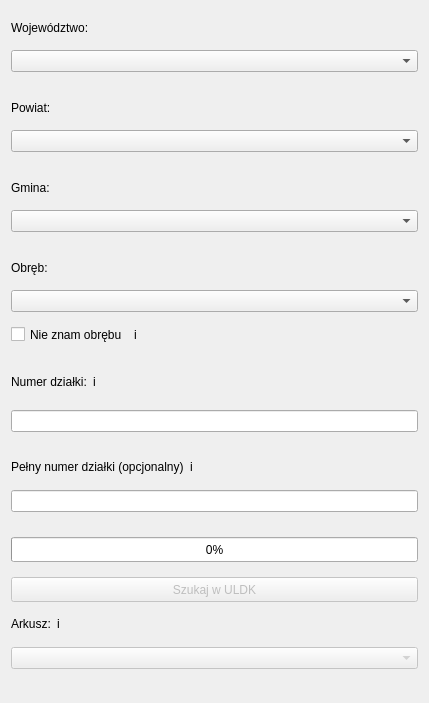
Before: the Qt Designer form gissupport_plugin/modules/uldk/modules/teryt_search/main_base.ui in gis-support/gis-support-plugin, drawn with Qt 5.
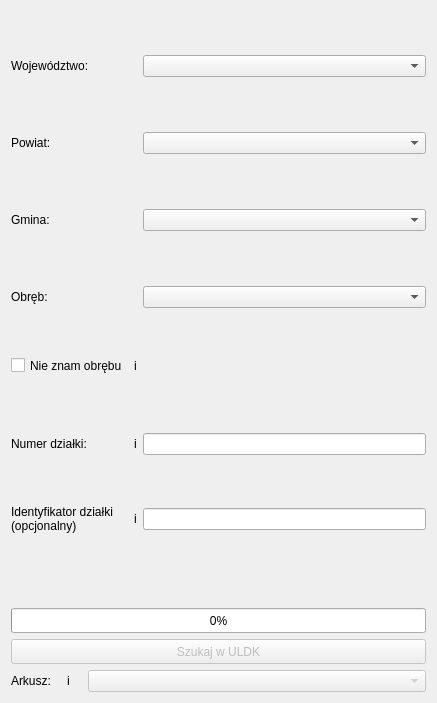
After: the same form once the commit is applied.

Diff of the .ui file:
```diff
--- a/gissupport_plugin/modules/uldk/modules/teryt_search/main_base.ui
+++ b/gissupport_plugin/modules/uldk/modules/teryt_search/main_base.ui
@@ -6,10 +6,16 @@
    <rect>
     <x>0</x>
     <y>0</y>
-    <width>429</width>
+    <width>437</width>
     <height>703</height>
    </rect>
   </property>
+  <property name="maximumSize">
+   <size>
+    <width>16777215</width>
+    <height>16777215</height>
+   </size>
+  </property>
   <property name="windowTitle">
    <string>Frame</string>
   </property>
@@ -24,23 +30,9 @@
   </property>
   <layout class="QVBoxLayout" name="verticalLayout">
    <item>
-    <widget class="QLabel" name="label_province">
-     <property name="maximumSize">
-      <size>
-       <width>16777215</width>
-       <height>15</height>
-      </size>
-     </property>
-     <property name="text">
-      <string>Województwo:</string>
-     </property>
-    </widget>
-   </item>
-   <item>
-    <widget class="QComboBox" name="combobox_province"/>
-   </item>
-   <item>
-    <spacer name="verticalSpacer_5">
+    <layout class="QGridLayout" name="gridLayout">
+     <item row="7" column="2">
+      <spacer name="verticalSpacer_3">
      <property name="orientation">
       <enum>Qt::Vertical</enum>
      </property>
@@ -50,12 +42,12 @@
      <property name="sizeHint" stdset="0">
       <size>
        <width>20</width>
-       <height>13</height>
+         <height>5</height>
       </size>
      </property>
     </spacer>
    </item>
-   <item>
+     <item row="4" column="0">
     <widget class="QLabel" name="label_county">
      <property name="maximumSize">
       <size>
@@ -68,101 +60,26 @@
      </property>
     </widget>
    </item>
-   <item>
-    <widget class="QComboBox" name="combobox_county"/>
-   </item>
-   <item>
-    <spacer name="verticalSpacer_4">
+     <item row="5" column="2">
+      <spacer name="verticalSpacer_2">
      <property name="orientation">
       <enum>Qt::Vertical</enum>
      </property>
      <property name="sizeType">
-      <enum>QSizePolicy::Maximum</enum>
+        <enum>QSizePolicy::Minimum</enum>
      </property>
      <property name="sizeHint" stdset="0">
       <size>
        <width>20</width>
-       <height>13</height>
+         <height>5</height>
       </size>
      </property>
     </spacer>
    </item>
-   <item>
-    <widget class="QLabel" name="label_municipality">
-     <property name="maximumSize">
-      <size>
-       <width>16777215</width>
-       <height>15</height>
-      </size>
-     </property>
-     <property name="text">
-      <string>Gmina:</string>
-     </property>
-    </widget>
-   </item>
-   <item>
+     <item row="6" column="2">
     <widget class="QComboBox" name="combobox_municipality"/>
    </item>
-   <item>
-    <spacer name="verticalSpacer_3">
-     <property name="orientation">
-      <enum>Qt::Vertical</enum>
-     </property>
-     <property name="sizeType">
-      <enum>QSizePolicy::Maximum</enum>
-     </property>
-     <property name="sizeHint" stdset="0">
-      <size>
-       <width>20</width>
-       <height>13</height>
-      </size>
-     </property>
-    </spacer>
-   </item>
-   <item>
-    <widget class="QLabel" name="label_precinct">
-     <property name="maximumSize">
-      <size>
-       <width>50</width>
-       <height>15</height>
-      </size>
-     </property>
-     <property name="text">
-      <string>Obręb:</string>
-     </property>
-    </widget>
-   </item>
-   <item>
-    <widget class="QComboBox" name="combobox_precinct"/>
-   </item>
-   <item>
-    <widget class="QFrame" name="frame_2">
-     <property name="maximumSize">
-      <size>
-       <width>16777215</width>
-       <height>20</height>
-      </size>
-     </property>
-     <property name="frameShape">
-      <enum>QFrame::NoFrame</enum>
-     </property>
-     <property name="frameShadow">
-      <enum>QFrame::Raised</enum>
-     </property>
-     <layout class="QFormLayout" name="formLayout_3">
-      <property name="leftMargin">
-       <number>0</number>
-      </property>
-      <property name="topMargin">
-       <number>0</number>
-      </property>
-      <property name="rightMargin">
-       <number>0</number>
-      </property>
-      <property name="bottomMargin">
-       <number>0</number>
-      </property>
-      <item row="0" column="1">
+     <item row="10" column="1">
        <widget class="QLabel" name="label_info_precinct_unknown">
         <property name="maximumSize">
          <size>
@@ -181,7 +98,77 @@
         </property>
        </widget>
       </item>
+     <item row="12" column="2">
+      <widget class="QLineEdit" name="lineedit_plot_id">
+       <property name="enabled">
+        <bool>true</bool>
+       </property>
+       <property name="minimumSize">
+        <size>
+         <width>150</width>
+         <height>0</height>
+        </size>
+       </property>
+       <property name="readOnly">
+        <bool>false</bool>
+       </property>
+       <property name="clearButtonEnabled">
+        <bool>false</bool>
+       </property>
+      </widget>
+     </item>
+     <item row="8" column="2">
+      <widget class="QComboBox" name="combobox_precinct"/>
+     </item>
+     <item row="0" column="2">
+      <widget class="QComboBox" name="combobox_province"/>
+     </item>
+     <item row="11" column="2">
+      <spacer name="verticalSpacer_4">
+       <property name="orientation">
+        <enum>Qt::Vertical</enum>
+       </property>
+       <property name="sizeType">
+        <enum>QSizePolicy::Maximum</enum>
+       </property>
+       <property name="sizeHint" stdset="0">
+        <size>
+         <width>20</width>
+         <height>10</height>
+        </size>
+       </property>
+      </spacer>
+     </item>
       <item row="0" column="0">
+      <widget class="QLabel" name="label_province">
+       <property name="maximumSize">
+        <size>
+         <width>100</width>
+         <height>15</height>
+        </size>
+       </property>
+       <property name="text">
+        <string>Województwo:</string>
+       </property>
+      </widget>
+     </item>
+     <item row="1" column="2">
+      <spacer name="verticalSpacer">
+       <property name="orientation">
+        <enum>Qt::Vertical</enum>
+       </property>
+       <property name="sizeType">
+        <enum>QSizePolicy::Maximum</enum>
+       </property>
+       <property name="sizeHint" stdset="0">
+        <size>
+         <width>20</width>
+         <height>5</height>
+        </size>
+       </property>
+      </spacer>
+     </item>
+     <item row="10" column="0">
        <widget class="QCheckBox" name="checkbox_precinct_unknown">
         <property name="maximumSize">
          <size>
@@ -200,53 +187,7 @@
         </property>
        </widget>
       </item>
-     </layout>
-    </widget>
-   </item>
-   <item>
-    <spacer name="verticalSpacer_2">
-     <property name="orientation">
-      <enum>Qt::Vertical</enum>
-     </property>
-     <property name="sizeType">
-      <enum>QSizePolicy::Maximum</enum>
-     </property>
-     <property name="sizeHint" stdset="0">
-      <size>
-       <width>20</width>
-       <height>13</height>
-      </size>
-     </property>
-    </spacer>
-   </item>
-   <item>
-    <widget class="QFrame" name="frame_4">
-     <property name="maximumSize">
-      <size>
-       <width>16777215</width>
-       <height>20</height>
-      </size>
-     </property>
-     <property name="frameShape">
-      <enum>QFrame::NoFrame</enum>
-     </property>
-     <property name="frameShadow">
-      <enum>QFrame::Raised</enum>
-     </property>
-     <layout class="QFormLayout" name="formLayout_4">
-      <property name="leftMargin">
-       <number>0</number>
-      </property>
-      <property name="topMargin">
-       <number>0</number>
-      </property>
-      <property name="rightMargin">
-       <number>0</number>
-      </property>
-      <property name="bottomMargin">
-       <number>0</number>
-      </property>
-      <item row="0" column="0">
+     <item row="12" column="0">
        <widget class="QLabel" name="label_teryt">
         <property name="maximumSize">
          <size>
@@ -259,92 +200,7 @@
         </property>
        </widget>
       </item>
-      <item row="0" column="1">
-       <widget class="QLabel" name="label_info_parcel_id">
-        <property name="maximumSize">
-         <size>
-          <width>15</width>
-          <height>15</height>
-         </size>
-        </property>
-        <property name="text">
-         <string>i</string>
-        </property>
-        <property name="scaledContents">
-         <bool>true</bool>
-        </property>
-       </widget>
-      </item>
-     </layout>
-    </widget>
-   </item>
-   <item>
-    <widget class="QLineEdit" name="lineedit_plot_id">
-     <property name="enabled">
-      <bool>true</bool>
-     </property>
-     <property name="minimumSize">
-      <size>
-       <width>150</width>
-       <height>0</height>
-      </size>
-     </property>
-     <property name="readOnly">
-      <bool>false</bool>
-     </property>
-     <property name="clearButtonEnabled">
-      <bool>false</bool>
-     </property>
-    </widget>
-   </item>
-   <item>
-    <spacer name="verticalSpacer">
-     <property name="orientation">
-      <enum>Qt::Vertical</enum>
-     </property>
-     <property name="sizeType">
-      <enum>QSizePolicy::Maximum</enum>
-     </property>
-     <property name="sizeHint" stdset="0">
-      <size>
-       <width>20</width>
-       <height>13</height>
-      </size>
-     </property>
-    </spacer>
-   </item>
-   <item>
-    <widget class="QFrame" name="frame">
-     <property name="maximumSize">
-      <size>
-       <width>16777215</width>
-       <height>15</height>
-      </size>
-     </property>
-     <property name="frameShape">
-      <enum>QFrame::NoFrame</enum>
-     </property>
-     <property name="frameShadow">
-      <enum>QFrame::Raised</enum>
-     </property>
-     <layout class="QFormLayout" name="formLayout">
-      <property name="leftMargin">
-       <number>0</number>
-      </property>
-      <property name="topMargin">
-       <number>0</number>
-      </property>
-      <property name="bottomMargin">
-       <number>0</number>
-      </property>
-      <item row="0" column="0">
-       <widget class="QLabel" name="label_full_id">
-        <property name="text">
-         <string>Pełny numer działki (opcjonalny)</string>
-        </property>
-       </widget>
-      </item>
-      <item row="0" column="1">
+     <item row="13" column="1">
        <widget class="QLabel" name="label_info_full_id">
         <property name="maximumSize">
          <size>
@@ -363,10 +219,60 @@
         </property>
        </widget>
       </item>
-     </layout>
-    </widget>
-   </item>
-   <item>
+     <item row="6" column="0">
+      <widget class="QLabel" name="label_municipality">
+       <property name="maximumSize">
+        <size>
+         <width>16777215</width>
+         <height>15</height>
+        </size>
+       </property>
+       <property name="text">
+        <string>Gmina:</string>
+       </property>
+      </widget>
+     </item>
+     <item row="13" column="0">
+      <widget class="QLabel" name="label_full_id">
+       <property name="text">
+        <string>Identyfikator działki
+(opcjonalny)</string>
+       </property>
+      </widget>
+     </item>
+     <item row="12" column="1">
+      <widget class="QLabel" name="label_info_parcel_id">
+       <property name="maximumSize">
+        <size>
+         <width>15</width>
+         <height>15</height>
+        </size>
+       </property>
+       <property name="text">
+        <string>i</string>
+       </property>
+       <property name="scaledContents">
+        <bool>true</bool>
+       </property>
+      </widget>
+     </item>
+     <item row="8" column="0">
+      <widget class="QLabel" name="label_precinct">
+       <property name="maximumSize">
+        <size>
+         <width>50</width>
+         <height>15</height>
+        </size>
+       </property>
+       <property name="text">
+        <string>Obręb:</string>
+       </property>
+      </widget>
+     </item>
+     <item row="4" column="2">
+      <widget class="QComboBox" name="combobox_county"/>
+     </item>
+     <item row="13" column="2">
     <widget class="QLineEdit" name="lineedit_full_teryt">
      <property name="enabled">
       <bool>true</bool>
@@ -385,8 +291,8 @@
      </property>
     </widget>
    </item>
-   <item>
-    <spacer name="verticalSpacer_6">
+     <item row="14" column="2">
+      <spacer name="verticalSpacer_5">
      <property name="orientation">
       <enum>Qt::Vertical</enum>
      </property>
@@ -396,10 +302,12 @@
      <property name="sizeHint" stdset="0">
       <size>
        <width>20</width>
-       <height>10</height>
+         <height>20</height>
       </size>
      </property>
     </spacer>
+     </item>
+    </layout>
    </item>
    <item>
     <widget class="QProgressBar" name="progress_bar_precinct_unknown">
@@ -458,67 +366,50 @@
     </widget>
    </item>
    <item>
-    <widget class="QFrame" name="frame_3">
-     <property name="maximumSize">
-      <size>
-       <width>16777215</width>
-       <height>15</height>
-      </size>
-     </property>
-     <property name="frameShape">
-      <enum>QFrame::NoFrame</enum>
-     </property>
-     <property name="frameShadow">
-      <enum>QFrame::Raised</enum>
-     </property>
-     <layout class="QFormLayout" name="formLayout_2">
-      <property name="leftMargin">
-       <number>0</number>
-      </property>
-      <property name="topMargin">
-       <number>0</number>
-      </property>
-      <property name="rightMargin">
-       <number>0</number>
-      </property>
-      <property name="bottomMargin">
-       <number>0</number>
-      </property>
+    <layout class="QGridLayout" name="gridLayout_5">
       <item row="0" column="0">
        <widget class="QLabel" name="label_sheet">
+       <property name="maximumSize">
+        <size>
+         <width>50</width>
+         <height>15</height>
+        </size>
+       </property>
         <property name="text">
          <string>Arkusz:</string>
         </property>
        </widget>
       </item>
-      <item row="0" column="1">
-       <widget class="QLabel" name="label_info_sheet">
-        <property name="maximumSize">
-         <size>
-          <width>15</width>
-          <height>15</height>
-         </size>
-        </property>
-        <property name="toolTip">
-         <string/>
-        </property>
-        <property name="text">
-         <string>i</string>
-        </property>
-        <property name="scaledContents">
-         <bool>true</bool>
-        </property>
-       </widget>
-      </item>
-     </layout>
-    </widget>
-   </item>
-   <item>
+     <item row="0" column="2">
     <widget class="QComboBox" name="combobox_sheet">
      <property name="enabled">
       <bool>false</bool>
      </property>
     </widget>
+     </item>
+     <item row="0" column="1">
+      <widget class="QLabel" name="label_info_sheet">
+       <property name="maximumSize">
+        <size>
+         <width>15</width>
+         <height>15</height>
+        </size>
+       </property>
+       <property name="toolTip">
+        <string/>
+       </property>
+       <property name="layoutDirection">
+        <enum>Qt::LeftToRight</enum>
+       </property>
+       <property name="text">
+        <string>i</string>
+       </property>
+       <property name="scaledContents">
+        <bool>true</bool>
+       </property>
+      </widget>
+     </item>
+    </layout>
    </item>
   </layout>
  </widget>
```
Lines whose indentation alone changed are shown as unchanged.
